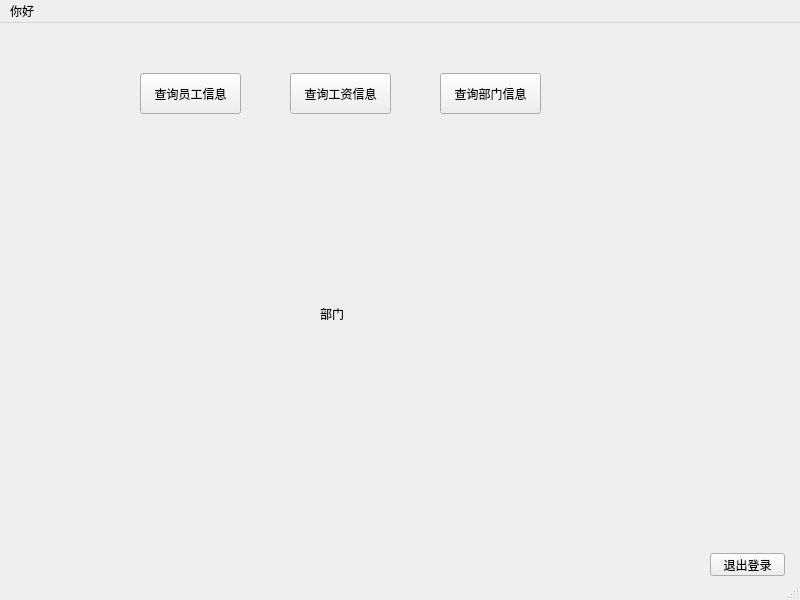
Yyf020529/YYFs, file YYFs-main/untitled2/mainwindow.ui: the form before one commit.
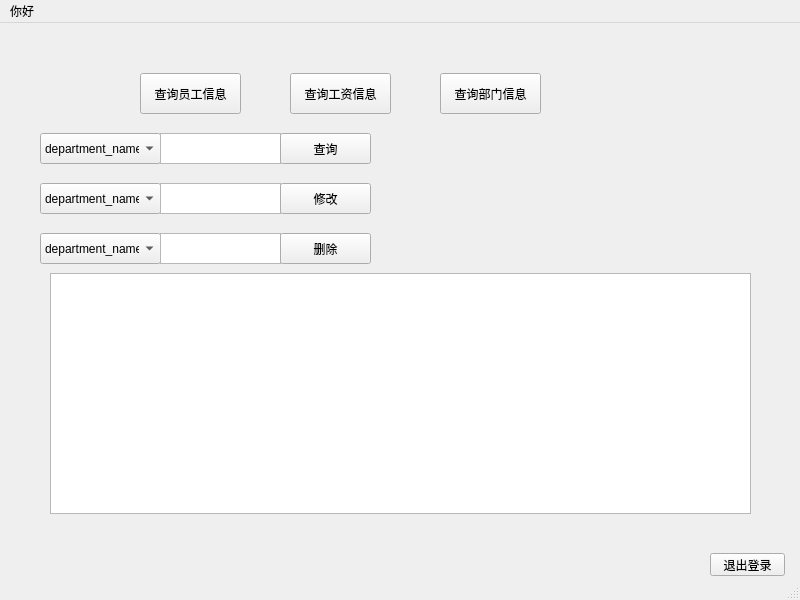
The form after the commit. The open tabs and pages were chosen to show the change.

Commit message: 实现部门信息表的功能

Diff of the .ui file:
```diff
--- a/YYFs-main/untitled2/mainwindow.ui
+++ b/YYFs-main/untitled2/mainwindow.ui
@@ -44,7 +44,7 @@
     <property name="geometry">
      <rect>
       <x>20</x>
-      <y>100</y>
+      <y>90</y>
       <width>771</width>
       <height>421</height>
      </rect>
@@ -389,17 +389,128 @@
      </widget>
     </widget>
     <widget class="QWidget" name="page_3">
-     <widget class="QLabel" name="label_4">
+     <widget class="QComboBox" name="comboBox_4">
       <property name="geometry">
        <rect>
-        <x>300</x>
-        <y>170</y>
-        <width>71</width>
-        <height>41</height>
+        <x>20</x>
+        <y>20</y>
+        <width>121</width>
+        <height>31</height>
        </rect>
       </property>
+      <item>
+       <property name="text">
+        <string>department_name</string>
+       </property>
+      </item>
+     </widget>
+     <widget class="QTextEdit" name="textEdit_7">
+      <property name="geometry">
+       <rect>
+        <x>140</x>
+        <y>20</y>
+        <width>121</width>
+        <height>31</height>
+       </rect>
+      </property>
+     </widget>
+     <widget class="QPushButton" name="pushButton_13">
+      <property name="geometry">
+       <rect>
+        <x>260</x>
+        <y>20</y>
+        <width>91</width>
+        <height>31</height>
+       </rect>
+      </property>
       <property name="text">
-       <string>部门</string>
+       <string>查询</string>
+      </property>
+     </widget>
+     <widget class="QTableView" name="tableView_3">
+      <property name="geometry">
+       <rect>
+        <x>30</x>
+        <y>160</y>
+        <width>701</width>
+        <height>241</height>
+       </rect>
+      </property>
+     </widget>
+     <widget class="QComboBox" name="comboBox_5">
+      <property name="geometry">
+       <rect>
+        <x>20</x>
+        <y>70</y>
+        <width>121</width>
+        <height>31</height>
+       </rect>
+      </property>
+      <item>
+       <property name="text">
+        <string>department_name</string>
+       </property>
+      </item>
+     </widget>
+     <widget class="QTextEdit" name="textEdit_8">
+      <property name="geometry">
+       <rect>
+        <x>140</x>
+        <y>70</y>
+        <width>121</width>
+        <height>31</height>
+       </rect>
+      </property>
+     </widget>
+     <widget class="QPushButton" name="pushButton_14">
+      <property name="geometry">
+       <rect>
+        <x>260</x>
+        <y>70</y>
+        <width>91</width>
+        <height>31</height>
+       </rect>
+      </property>
+      <property name="text">
+       <string>修改</string>
+      </property>
+     </widget>
+     <widget class="QComboBox" name="comboBox_6">
+      <property name="geometry">
+       <rect>
+        <x>20</x>
+        <y>120</y>
+        <width>121</width>
+        <height>31</height>
+       </rect>
+      </property>
+      <item>
+       <property name="text">
+        <string>department_name</string>
+       </property>
+      </item>
+     </widget>
+     <widget class="QTextEdit" name="textEdit_9">
+      <property name="geometry">
+       <rect>
+        <x>140</x>
+        <y>120</y>
+        <width>121</width>
+        <height>31</height>
+       </rect>
+      </property>
+     </widget>
+     <widget class="QPushButton" name="pushButton_15">
+      <property name="geometry">
+       <rect>
+        <x>260</x>
+        <y>120</y>
+        <width>91</width>
+        <height>31</height>
+       </rect>
+      </property>
+      <property name="text">
+       <string>删除</string>
       </property>
      </widget>
     </widget>
```
Left out of the diff: 2 changed lines with no effect on the pictures. The commit also changes 4 other files.
